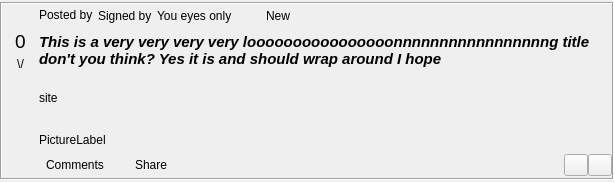
This is retroshare-gui/src/gui/Posted/PostedCardView.ui in RetroShare/RetroShare as Qt 5 draws it before an edit. The edited form follows.
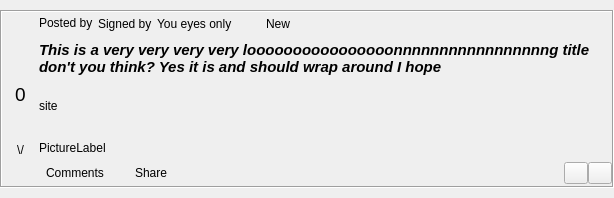
This is the edited form. Icons and pictures are not drawn. Custom widgets are drawn as their Qt base class.

```diff
--- a/retroshare-gui/src/gui/Posted/PostedCardView.ui
+++ b/retroshare-gui/src/gui/Posted/PostedCardView.ui
@@ -7,7 +7,7 @@
     <x>0</x>
     <y>0</y>
     <width>614</width>
-    <height>182</height>
+    <height>198</height>
    </rect>
   </property>
   <property name="windowTitle">
@@ -241,9 +241,6 @@
           <height>0</height>
          </size>
         </property>
-        <property name="styleSheet">
-         <string notr="true"/>
-        </property>
         <property name="frameShape">
          <enum>QFrame::NoFrame</enum>
         </property>
@@ -255,16 +252,16 @@
           <number>0</number>
          </property>
          <property name="leftMargin">
-          <number>3</number>
+          <number>0</number>
          </property>
          <property name="topMargin">
-          <number>3</number>
+          <number>0</number>
          </property>
          <property name="rightMargin">
-          <number>3</number>
+          <number>0</number>
          </property>
          <property name="bottomMargin">
-          <number>3</number>
+          <number>0</number>
          </property>
          <item>
           <widget class="QToolButton" name="voteUpButton">
@@ -344,12 +341,6 @@
            <property name="sizeType">
             <enum>QSizePolicy::Expanding</enum>
            </property>
-           <property name="sizeHint" stdset="0">
-            <size>
-             <width>20</width>
-             <height>5</height>
-            </size>
-           </property>
           </spacer>
          </item>
         </layout>
```
Left out of the diff: 22 changed lines with no effect on the pictures.
